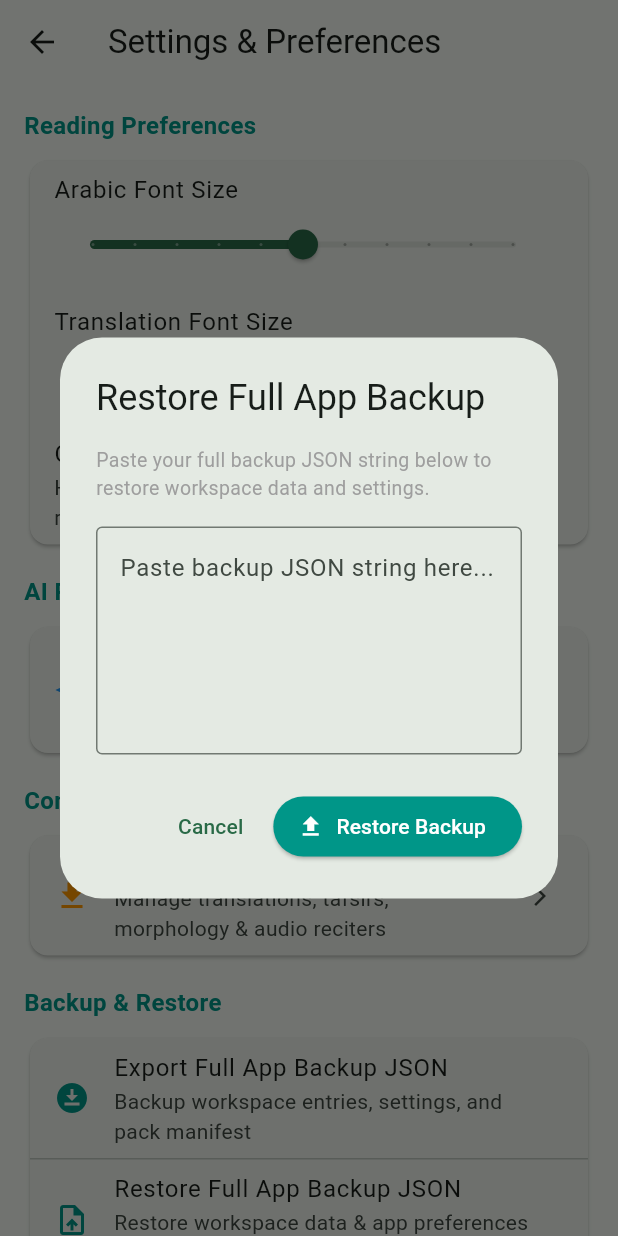
After one commit to abshwabu/study-quran, a Flutter app: the SettingsScreen screen opened directly, after a tap on "Restore Full App Backup JSON", on a phone screen of 412 x 824 dp. The commit adds this screen. Run offline on Flutter 3.47's test engine with Material 3 defaults, Android fonts, the phone set to English and light mode, and no system bars; our stand-ins replace dio, drift, flutter_riverpod, flutter_secure_storage, just_audio, shared_preferences; accounts and stored records are empty; generated files the repository leaves out were written again.

Commit message:
Build Prompt 10: Settings, full-app backup & restore v2.0 with content pack manifest, and About/Attribution screen

```diff
--- a/lib/features/quran_reader/presentation/quran_reader_screen.dart
+++ b/lib/features/quran_reader/presentation/quran_reader_screen.dart
@@ -19,6 +19,8 @@ import '../../thematic/presentation/topic_browser_screen.dart';
 import '../../workspace/presentation/workspace_screen.dart';
 import '../../ai_assistant/presentation/ai_settings_screen.dart';
 import '../../content_packs/presentation/content_pack_manager_screen.dart';
+import '../../settings/presentation/settings_screen.dart';
+
 
 
 
@@ -178,6 +180,11 @@ class _QuranReaderScreenState extends ConsumerState<QuranReaderScreen> {
                         MaterialPageRoute(builder: (ctx) => const ContentPackManagerScreen()),
                       );
                       break;
+                    case 'settings':
+                      Navigator.of(context).push(
+                        MaterialPageRoute(builder: (ctx) => const SettingsScreen()),
+                      );
+                      break;
                   }
                 },
                 itemBuilder: (context) => const [
@@ -241,9 +248,20 @@ class _QuranReaderScreenState extends ConsumerState<QuranReaderScreen> {
                       ],
                     ),
                   ),
+                  PopupMenuItem(
+                    value: 'settings',
+                    child: Row(
+                      children: [
+                        Icon(Icons.settings, color: Colors.grey),
+                        SizedBox(width: 12),
+                        Text('Settings & Preferences'),
+                      ],
+                    ),
+                  ),
                 ],
               ),
             ],
+
 
           ),
           body: ayahsAsync.when(
--- /dev/null
+++ b/lib/features/settings/domain/full_backup_service.dart
@@ -0,0 +1,100 @@
+import 'dart:convert';
+import 'package:shared_preferences/shared_preferences.dart';
+import '../../../core/database/app_database.dart';
+import '../../workspace/domain/workspace_backup_service.dart';
+
+class RestoreResult {
+  final bool success;
+  final String message;
+  final List<String> missingContentPacks;
+
+  RestoreResult({
+    required this.success,
+    required this.message,
+    this.missingContentPacks = const [],
+  });
+}
+
+class FullBackupService {
+  static const String _backupFormatVersion = '2.0';
+
+  /// Export full app state (workspace data + app settings + installed content packs list)
+  static Future<String> exportFullBackup(AppDatabase db) async {
+    final prefs = await SharedPreferences.getInstance();
+
+    // 1. Workspace Data
+    final workspaceJsonStr = await WorkspaceBackupService.exportToJson(db);
+    final workspaceData = json.decode(workspaceJsonStr) as Map<String, dynamic>;
+
+    // 2. Installed Content Packs Manifest
+    final installedPacks = await db.contentPackDao.watchDownloadedPacks().first;
+    final installedPackIds = installedPacks.map((p) => p.packId).toList();
+
+    // 3. App Settings
+    final settingsMap = {
+      'themeMode': prefs.getString('theme_mode') ?? 'system',
+      'arabicFontSize': prefs.getDouble('arabic_font_size') ?? 24.0,
+      'translationFontSize': prefs.getDouble('translation_font_size') ?? 15.0,
+      'enableTajweed': prefs.getBool('enable_tajweed') ?? true,
+      'readingMode': prefs.getString('reading_mode') ?? 'verseByVerse',
+      'defaultTafsirId': prefs.getString('default_tafsir_id') ?? 'ar.muyassar',
+      'wifiOnlyDownloads': prefs.getBool('wifi_only_downloads') ?? true,
+    };
+
+    final fullBackup = {
+      'formatVersion': _backupFormatVersion,
+      'exportedAt': DateTime.now().toIso8601String(),
+      'workspace': workspaceData,
+      'installedPacks': installedPackIds,
+      'settings': settingsMap,
+    };
+
+    return const JsonEncoder.withIndent('  ').convert(fullBackup);
+  }
+
+  /// Restore full app state from JSON string
+  static Future<RestoreResult> restoreFullBackup(AppDatabase db, String jsonString) async {
+    try {
+      final Map<String, dynamic> backupData = json.decode(jsonString) as Map<String, dynamic>;
+
+      final formatVersion = backupData['formatVersion']?.toString() ?? '1.0';
+      final prefs = await SharedPreferences.getInstance();
+
+      // 1. Restore Workspace Data
+      if (backupData['workspace'] != null) {
+        final workspaceStr = json.encode(backupData['workspace']);
+        await WorkspaceBackupService.importFromJson(db, workspaceStr);
+      }
+
+      // 2. Restore Settings
+      if (backupData['settings'] != null) {
+        final settings = backupData['settings'] as Map<String, dynamic>;
+        if (settings['themeMode'] != null) await prefs.setString('theme_mode', settings['themeMode']);
+        if (settings['arabicFontSize'] != null) await prefs.setDouble('arabic_font_size', (settings['arabicFontSize'] as num).toDouble());
+        if (settings['translationFontSize'] != null) await prefs.setDouble('translation_font_size', (settings['translationFontSize'] as num).toDouble());
+        if (settings['enableTajweed'] != null) await prefs.setBool('enable_tajweed', settings['enableTajweed']);
+        if (settings['readingMode'] != null) await prefs.setString('reading_mode', settings['readingMode']);
+        if (settings['defaultTafsirId'] != null) await prefs.setString('default_tafsir_id', settings['defaultTafsirId']);
+        if (settings['wifiOnlyDownloads'] != null) await prefs.setBool('wifi_only_downloads', settings['wifiOnlyDownloads']);
+      }
+
+      // 3. Identify Missing Content Packs
+      final List<String> installedPacksBackup = (backupData['installedPacks'] as List?)?.map((e) => e.toString()).toList() ?? [];
+      final currentPacks = await db.contentPackDao.watchDownloadedPacks().first;
+      final currentPackIds = currentPacks.map((p) => p.packId).toSet();
+
+      final missingPacks = installedPacksBackup.where((id) => !currentPackIds.contains(id)).toList();
+
+      return RestoreResult(
+        success: true,
+        message: 'Backup restored successfully! (Format v$formatVersion)',
+        missingContentPacks: missingPacks,
+      );
+    } catch (e) {
+      return RestoreResult(
+        success: false,
+        message: 'Failed to restore backup: $e',
+      );
+    }
+  }
+}
--- /dev/null
+++ b/lib/features/settings/presentation/about_screen.dart
@@ -0,0 +1,121 @@
+import 'package:flutter/material.dart';
+
+class AboutScreen extends StatelessWidget {
+  const AboutScreen({super.key});
+
+  @override
+  Widget build(BuildContext context) {
+    return Scaffold(
+      appBar: AppBar(
+        title: const Text('About & Data Attribution'),
+      ),
+      body: ListView(
+        padding: const EdgeInsets.all(20),
+        children: [
+          // App Header Card
+          Container(
+            padding: const EdgeInsets.all(20),
+            decoration: BoxDecoration(
+              color: Theme.of(context).colorScheme.primaryContainer.withValues(alpha: 0.4),
+              borderRadius: BorderRadius.circular(16),
+            ),
+            child: const Column(
+              children: [
+                Icon(Icons.auto_stories, size: 48, color: Colors.teal),
+                SizedBox(height: 12),
+                Text(
+                  'StudyQuran Research App',
+                  style: TextStyle(fontSize: 20, fontWeight: FontWeight.bold),
+                ),
+                SizedBox(height: 4),
+                Text('Version 1.0.0 • Offline-First Quranic Research Engine'),
+              ],
+            ),
+          ),
+          const SizedBox(height: 24),
+
+          const Text(
+            'Data Sources & Attributions',
+            style: TextStyle(fontSize: 18, fontWeight: FontWeight.bold, color: Colors.teal),
+          ),
+          const SizedBox(height: 12),
+
+          _buildSourceTile(
+            title: 'Quran Arabic Text & Metadata',
+            provider: 'Tanzil.net & King Fahd Complex',
+            license: 'Public Domain / Free for academic and research redistribution with attribution.',
+            icon: Icons.menu_book,
+          ),
+          _buildSourceTile(
+            title: 'English Translation (Saheeh International)',
+            provider: 'Quran.com / Tanzil.net',
+            license: 'Public redistribution permitted with attribution.',
+            icon: Icons.g_translate,
+          ),
+          _buildSourceTile(
+            title: 'Classical Tafsir Libraries',
+            provider: 'Tafsir Al-Muyassar, Jalalayn, Ibn Kathir, Tabari (altafsir.com / Quran.com)',
+            license: 'Public domain classical works & academic research permissions.',
+            icon: Icons.library_books,
+          ),
+          _buildSourceTile(
+            title: 'Word-by-Word Morphology Corpus',
+            provider: 'Quranic Arabic Corpus (University of Leeds)',
+            license: 'Creative Commons Attribution-NonCommercial 3.0 Unported (CC BY-NC 3.0).',
+            icon: Icons.text_snippet,
+          ),
+          _buildSourceTile(
+            title: 'Audio Recitations',
+            provider: 'EveryAyah.com (Mishary Rashid Alafasy, AbdulBaset, Husary)',
+            license: 'Permissive audio attribution / EveryAyah open database.',
+            icon: Icons.graphic_eq,
+          ),
+
+          const Divider(height: 32),
+          const Center(
+            child: Text(
+              'Designed & Built with Flutter • 100% Offline & Open Data',
+              style: TextStyle(fontSize: 12, color: Colors.grey),
+            ),
+          ),
+        ],
+      ),
+    );
+  }
+
+  Widget _buildSourceTile({
+    required String title,
+    required String provider,
+    required String license,
+    required IconData icon,
+  }) {
+    return Card(
+      margin: const EdgeInsets.only(bottom: 12),
+      child: Padding(
+        padding: const EdgeInsets.all(16),
+        child: Row(
+          crossAxisAlignment: CrossAxisAlignment.start,
+          children: [
+            CircleAvatar(
+              backgroundColor: Colors.teal.shade50,
+              child: Icon(icon, color: Colors.teal),
+            ),
+            const SizedBox(width: 16),
+            Expanded(
+              child: Column(
+                crossAxisAlignment: CrossAxisAlignment.start,
+                children: [
+                  Text(title, style: const TextStyle(fontWeight: FontWeight.bold, fontSize: 15)),
+                  const SizedBox(height: 2),
+                  Text('Source: $provider', style: const TextStyle(fontSize: 13, color: Colors.teal, fontWeight: FontWeight.w500)),
+                  const SizedBox(height: 6),
+                  Text('License Note: $license', style: const TextStyle(fontSize: 12, color: Colors.grey)),
+                ],
+              ),
+            ),
+          ],
+        ),
+      ),
+    );
+  }
+}
--- /dev/null
+++ b/lib/features/settings/presentation/settings_screen.dart
@@ -0,0 +1,259 @@
+import 'package:flutter/material.dart';
+import 'package:flutter/services.dart';
+import 'package:flutter_riverpod/flutter_riverpod.dart';
+import '../../../core/database/providers.dart';
+import '../../quran_reader/domain/reader_preferences.dart';
+import '../../quran_reader/providers/reader_providers.dart';
+import '../../ai_assistant/providers/ai_providers.dart';
+import '../../ai_assistant/presentation/ai_settings_screen.dart';
+import '../../content_packs/presentation/content_pack_manager_screen.dart';
+import '../domain/full_backup_service.dart';
+import 'about_screen.dart';
+
+final themeModeProvider = StateProvider<ThemeMode>((ref) => ThemeMode.system);
+
+class SettingsScreen extends ConsumerWidget {
+  const SettingsScreen({super.key});
+
+  void _exportFullBackup(BuildContext context, WidgetRef ref) async {
+    final db = ref.read(databaseProvider);
+    final jsonString = await FullBackupService.exportFullBackup(db);
+    await Clipboard.setData(ClipboardData(text: jsonString));
+    if (!context.mounted) return;
+
+    ScaffoldMessenger.of(context).showSnackBar(
+      const SnackBar(
+        content: Text('Full app backup (Workspace + Settings) copied to clipboard!'),
+        behavior: SnackBarBehavior.floating,
+      ),
+    );
+  }
+
+  void _showRestoreDialog(BuildContext context, WidgetRef ref) {
+    final jsonController = TextEditingController();
+
+    showDialog(
+      context: context,
+      builder: (ctx) => AlertDialog(
+        title: const Text('Restore Full App Backup'),
+        content: SingleChildScrollView(
+          child: Column(
+            mainAxisSize: MainAxisSize.min,
+            children: [
+              const Text(
+                'Paste your full backup JSON string below to restore workspace data and settings.',
+                style: TextStyle(fontSize: 13, color: Colors.grey),
+              ),
+              const SizedBox(height: 16),
+              TextField(
+                controller: jsonController,
+                maxLines: 5,
+                decoration: const InputDecoration(
+                  hintText: 'Paste backup JSON string here...',
+                  border: OutlineInputBorder(),
+                ),
+              ),
+            ],
+          ),
+        ),
+        actions: [
+          TextButton(onPressed: () => Navigator.pop(ctx), child: const Text('Cancel')),
+          ElevatedButton.icon(
+            style: ElevatedButton.styleFrom(backgroundColor: Colors.teal, foregroundColor: Colors.white),
+            onPressed: () async {
+              if (jsonController.text.trim().isEmpty) return;
+              final db = ref.read(databaseProvider);
+              final result = await FullBackupService.restoreFullBackup(db, jsonController.text.trim());
+
+              if (!ctx.mounted) return;
+              Navigator.pop(ctx);
+
+              if (result.success) {
+                if (result.missingContentPacks.isNotEmpty) {
+                  showDialog(
+                    context: context,
+                    builder: (missingCtx) => AlertDialog(
+                      title: const Text('Content Packs Required'),
+                      content: Column(
+                        mainAxisSize: MainAxisSize.min,
+                        crossAxisAlignment: CrossAxisAlignment.start,
+                        children: [
+                          const Text('The following content packs were in use on your previous setup and need to be re-downloaded:'),
+                          const SizedBox(height: 12),
+                          ...result.missingContentPacks.map((packId) => Padding(
+                                padding: const EdgeInsets.only(bottom: 4),
+                                child: Text('• $packId', style: const TextStyle(fontWeight: FontWeight.bold, color: Colors.teal)),
+                              )),
+                        ],
+                      ),
+                      actions: [
+                        TextButton(onPressed: () => Navigator.pop(missingCtx), child: const Text('Later')),
+                        ElevatedButton(
+                          onPressed: () {
+                            Navigator.pop(missingCtx);
+                            Navigator.of(context).push(
+                              MaterialPageRoute(builder: (c) => const ContentPackManagerScreen()),
+                            );
+                          },
+                          child: const Text('Open Downloader'),
+                        ),
+                      ],
+                    ),
+                  );
+                } else {
+                  ScaffoldMessenger.of(context).showSnackBar(
+                    SnackBar(content: Text(result.message)),
+                  );
+                }
+              } else {
+                ScaffoldMessenger.of(context).showSnackBar(
+                  SnackBar(content: Text(result.message), backgroundColor: Colors.red),
+                );
+              }
+            },
+            icon: const Icon(Icons.upload),
+            label: const Text('Restore Backup'),
+          ),
+        ],
+      ),
+    );
+  }
+
+  @override
+  Widget build(BuildContext context, WidgetRef ref) {
+    final prefs = ref.watch(readerPreferencesProvider);
+    final prefsNotifier = ref.watch(readerPreferencesProvider.notifier);
+    final keyState = ref.watch(apiKeyProvider);
+
+    return Scaffold(
+      appBar: AppBar(
+        title: const Text('Settings & Preferences'),
+      ),
+      body: ListView(
+        padding: const EdgeInsets.all(16),
+        children: [
+          // 1. Reading Preferences Section
+          const Text('Reading Preferences', style: TextStyle(fontWeight: FontWeight.bold, fontSize: 16, color: Colors.teal)),
+          const SizedBox(height: 8),
+          Card(
+            child: Column(
+              children: [
+                ListTile(
+                  title: const Text('Arabic Font Size'),
+                  subtitle: Slider(
+                    value: prefs.arabicFontSize,
+                    min: 16.0,
+                    max: 36.0,
+                    divisions: 10,
+                    label: '${prefs.arabicFontSize.round()} pt',
+                    onChanged: (val) => prefsNotifier.updateArabicFontSize(val),
+                  ),
+                ),
+                ListTile(
+                  title: const Text('Translation Font Size'),
+                  subtitle: Slider(
+                    value: prefs.translationFontSize,
+                    min: 12.0,
+                    max: 24.0,
+                    divisions: 6,
+                    label: '${prefs.translationFontSize.round()} pt',
+                    onChanged: (val) => prefsNotifier.updateTranslationFontSize(val),
+                  ),
+                ),
+                SwitchListTile(
+                  title: const Text('Color Tajweed Highlights'),
+                  subtitle: const Text('Highlight Madd, Ghunnah, and Ikhfa rules'),
+                  value: prefs.showTajweedColoring,
+                  onChanged: (val) => prefsNotifier.toggleTajweedColoring(),
+                ),
+
+              ],
+            ),
+          ),
+          const SizedBox(height: 16),
+
+          // 2. AI Research Assistant Section
+          const Text('AI Research Assistant (Gemini)', style: TextStyle(fontWeight: FontWeight.bold, fontSize: 16, color: Colors.teal)),
+          const SizedBox(height: 8),
+          Card(
+            child: ListTile(
+              leading: const Icon(Icons.auto_awesome, color: Colors.blue),
+              title: const Text('Gemini Model: gemini-3.5-flash-lite'),
+              subtitle: keyState.when(
+                loading: () => const Text('Checking API key...'),
+                error: (e, s) => const Text('Error loading key'),
+                data: (key) => Text(key != null && key.isNotEmpty ? 'Status: Active Key Configured' : 'Status: No API Key Set'),
+              ),
+              trailing: const Icon(Icons.arrow_forward_ios, size: 16),
+              onTap: () {
+                Navigator.of(context).push(
+                  MaterialPageRoute(builder: (ctx) => const AiSettingsScreen()),
+                );
+              },
+            ),
+          ),
+          const SizedBox(height: 16),
+
+          // 3. Content Packs & Downloads
+          const Text('Content Packs & Storage', style: TextStyle(fontWeight: FontWeight.bold, fontSize: 16, color: Colors.teal)),
+          const SizedBox(height: 8),
+          Card(
+            child: ListTile(
+              leading: const Icon(Icons.download, color: Colors.orange),
+              title: const Text('Content Pack Downloader'),
+              subtitle: const Text('Manage translations, tafsirs, morphology & audio reciters'),
+              trailing: const Icon(Icons.arrow_forward_ios, size: 16),
+              onTap: () {
+                Navigator.of(context).push(
+                  MaterialPageRoute(builder: (ctx) => const ContentPackManagerScreen()),
+                );
+              },
+            ),
+          ),
+          const SizedBox(height: 16),
+
+          // 4. Full Backup & Restore Section
+          const Text('Backup & Restore', style: TextStyle(fontWeight: FontWeight.bold, fontSize: 16, color: Colors.teal)),
+          const SizedBox(height: 8),
+          Card(
+            child: Column(
+              children: [
+                ListTile(
+                  leading: const Icon(Icons.download_for_offline, color: Colors.teal),
+                  title: const Text('Export Full App Backup JSON'),
+                  subtitle: const Text('Backup workspace entries, settings, and pack manifest'),
+                  onTap: () => _exportFullBackup(context, ref),
+                ),
+                const Divider(height: 1),
+                ListTile(
+                  leading: const Icon(Icons.upload_file, color: Colors.teal),
+                  title: const Text('Restore Full App Backup JSON'),
+                  subtitle: const Text('Restore workspace data & app preferences from backup'),
+                  onTap: () => _showRestoreDialog(context, ref),
+                ),
+              ],
+            ),
+          ),
+          const SizedBox(height: 16),
+
+          // 5. About & Attribution Section
+          const Text('App Information', style: TextStyle(fontWeight: FontWeight.bold, fontSize: 16, color: Colors.teal)),
+          const SizedBox(height: 8),
+          Card(
+            child: ListTile(
+              leading: const Icon(Icons.info_outline, color: Colors.teal),
+              title: const Text('About & Data Sources Attribution'),
+              subtitle: const Text('View open licenses for Quran text, translations, tafsirs & morphology'),
+              trailing: const Icon(Icons.arrow_forward_ios, size: 16),
+              onTap: () {
+                Navigator.of(context).push(
+                  MaterialPageRoute(builder: (ctx) => const AboutScreen()),
+                );
+              },
+            ),
+          ),
+        ],
+      ),
+    );
+  }
+}
```
Also changed, not shown: 1 other file.
